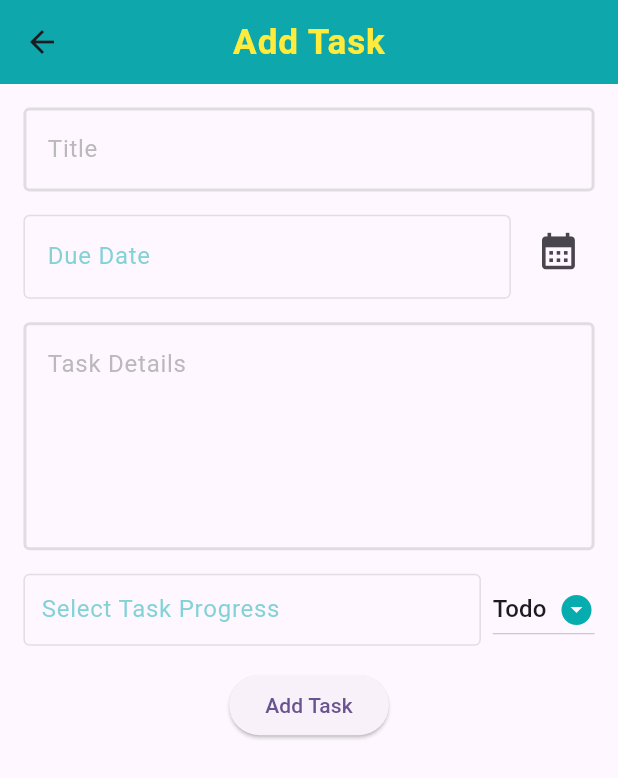
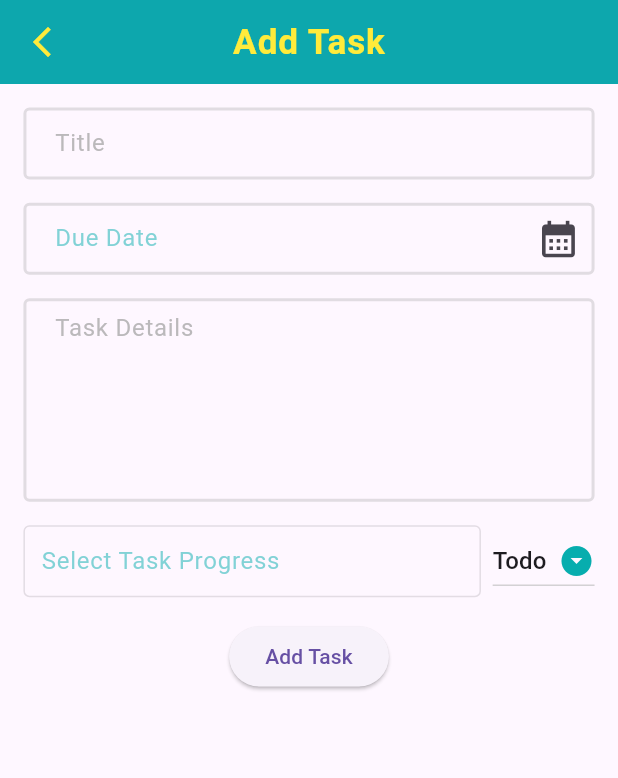
Before and after one commit to raihansikdar/todo_app, a Flutter app: the screen it shows after launch, after a tap on the "add" icon, on a phone screen of 412 x 824 dp. Shown: the top 778 px of the screen. Run offline on Flutter 3.47's test engine with Material 3 defaults, Android fonts, the phone set to English and light mode, and no system bars; our stand-ins replace fluttertoast, get, sqflite; accounts and stored records are empty.

Commit message:
change leading button add assets path

```diff
--- a/lib/application/app.dart
+++ b/lib/application/app.dart
@@ -17,12 +17,12 @@ class TodoApp extends StatelessWidget {
 
     return GetMaterialApp(
       initialBinding: StateHolderBinder(),
-      title: 'Flutter Demo',
+      title: 'Todo App',
+      debugShowCheckedModeBanner: false,
       theme: ThemeData(
-        //primarySwatch: MaterialColor(AppColors.primaryColor.value, AppColors().color),
-        colorScheme: ColorScheme.fromSeed(seedColor: Colors.deepPurple),
-        //useMaterial3: true,
+        primarySwatch: MaterialColor(AppColors.primaryColor.value, AppColors().color),
         inputDecorationTheme: InputDecorationTheme(
+          contentPadding: EdgeInsets.symmetric(vertical: 8.rh,horizontal: 16.rw),
           border: OutlineInputBorder(
             borderSide: BorderSide(color: AppColors.inputFieldBorderColor,width: 2),
           ),
--- /dev/null
+++ b/lib/utils/components/assets_path.dart
@@ -0,0 +1,4 @@
+class AssetsPath{
+  AssetsPath._();
+  static String logoPNG = 'assets/images/todo.png';
+}
--- a/lib/views/add_and_update_todo_screen.dart
+++ b/lib/views/add_and_update_todo_screen.dart
@@ -61,6 +61,11 @@ class _AddAndUpdateTodoScreenState extends State<AddAndUpdateTodoScreen> {
           fontWeight: FontWeight.w600,
         ),
         centerTitle: true,
+        leading: GestureDetector(
+            onTap: (){
+              Navigator.pop(context);
+            },
+            child: const Icon(Icons.arrow_back_ios_new,color: AppColors.secondaryColor,))
       ),
       body: Padding(
         padding: EdgeInsets.all(16.rSp),
@@ -71,7 +76,7 @@ class _AddAndUpdateTodoScreenState extends State<AddAndUpdateTodoScreen> {
               children: [
                 TextFormField(
                   controller:  _titleTEController,
-                  style: TextStyle(color: AppColors.titleTextColor),
+                  style: const TextStyle(color: AppColors.titleTextColor),
                 decoration: InputDecoration(
                     hintText: 'Title',
                     hintStyle: TextStyle(color: AppColors.inputFieldBorderColor.withOpacity(0.7))
@@ -84,19 +89,16 @@ class _AddAndUpdateTodoScreenState extends State<AddAndUpdateTodoScreen> {
                   },
                 ),
                 SizedBox(height: 16.rSp,),
-                Row(
-                  mainAxisAlignment: MainAxisAlignment.start,
-                  crossAxisAlignment: CrossAxisAlignment.start,
-                  children: [
-                    Expanded(
-                      child: TextFormField(
+                TextFormField(
                   controller: _dueDateTEController,
-                        enabled: false,
+                 // enabled: false,
                   style: const TextStyle(color: AppColors.titleTextColor),
                   decoration: InputDecoration(
                       hintText: 'Due Date',
                       hintStyle: TextStyle(color: AppColors.primaryColor.withOpacity(0.5)),
-                            //contentPadding: EdgeInsets.symmetric(vertical: 4,horizontal: 8.0)
+                      suffixIcon: GestureDetector(onTap: (){
+                        _selectDate();
+                      }, child: Icon(Icons.calendar_month,size: 30.rSp,)),
                   ),
                   validator: (String? taskProgress){
                     if(taskProgress?.isEmpty ?? true){
@@ -105,18 +107,10 @@ class _AddAndUpdateTodoScreenState extends State<AddAndUpdateTodoScreen> {
                     return null;
                   },
                 ),
-
-                    ),
-                    SizedBox(width: 8.rSp,),
-                    IconButton(onPressed: (){
-                      _selectDate();
-                    }, icon: Icon(Icons.calendar_month,size: 30.rSp,)),
-                  ],
-                ),
                 SizedBox(height: 16.rSp,),
                 TextFormField(
                   controller: _textDetailsTEController,
-                  style: TextStyle(color: AppColors.titleTextColor),
+                  style: const TextStyle(color: AppColors.titleTextColor),
                   maxLines: 5,
                   decoration: InputDecoration(
                       hintText: 'Task Details',
@@ -138,12 +132,12 @@ class _AddAndUpdateTodoScreenState extends State<AddAndUpdateTodoScreen> {
                     Expanded(
                       child: TextFormField(
                         controller: _taskTEController,
-                        style: TextStyle(color: AppColors.titleTextColor),
+                        style: const TextStyle(color: AppColors.titleTextColor),
                         enabled: false,
                         decoration:  InputDecoration(
                             hintText: 'Select Task Progress',
                             hintStyle: TextStyle(color: AppColors.primaryColor.withOpacity(0.5)),
-                          contentPadding: EdgeInsets.symmetric(vertical: 4,horizontal: 8.0)
+                          contentPadding: const EdgeInsets.symmetric(vertical: 4,horizontal: 8.0)
                         ),
                         validator: (String? taskProgress){
                           if(taskProgress?.isEmpty ?? true){
@@ -157,6 +151,7 @@ class _AddAndUpdateTodoScreenState extends State<AddAndUpdateTodoScreen> {
                     SizedBox(width: 8.rSp,),
                    _argumentKey ? DropdownButton(
                      dropdownColor: AppColors.secondaryColor,
+                     borderRadius:BorderRadius.circular(16.rSp),
                      value: dropDownValue,
                      icon: const Padding(
                        padding: EdgeInsets.only(left: 8.0),
@@ -214,7 +209,7 @@ class _AddAndUpdateTodoScreenState extends State<AddAndUpdateTodoScreen> {
                                 _textDetailsTEController.clear();
                                 _taskTEController.clear();
                                 _dueDateTEController.clear();
-                                Future.delayed(const Duration(seconds: 2)).then((value) {
+                                Future.delayed(const Duration(seconds: 1)).then((value) {
                                   Get.find<FetchTaskController>().fetchCompleteTask();
                                   Get.find<FetchTaskController>().fetchTodoTask();
                                   Navigator.pop(context);
@@ -240,7 +235,7 @@ class _AddAndUpdateTodoScreenState extends State<AddAndUpdateTodoScreen> {
                               _textDetailsTEController.clear();
                               _taskTEController.clear();
                               _dueDateTEController.clear();
-                             Future.delayed(const Duration(seconds: 2)).then((value) {
+                             Future.delayed(const Duration(seconds: 1)).then((value) {
                                Get.find<FetchTaskController>().fetchTodoTask();
                                Get.find<FetchTaskController>().fetchCompleteTask();
                                Navigator.pop(context);
--- a/lib/views/details_task_screen.dart
+++ b/lib/views/details_task_screen.dart
@@ -38,6 +38,11 @@ class _DetailsTaskScreenState extends State<DetailsTaskScreen> {
         fontWeight: FontWeight.w600,
       ),
         centerTitle: true,
+          leading: GestureDetector(
+              onTap: (){
+                Navigator.pop(context);
+              },
+              child: const Icon(Icons.arrow_back_ios_new,color: AppColors.secondaryColor,))
       ),
       body:Padding(
         padding:  EdgeInsets.all(16.rSp),
--- a/lib/views/splash_screen.dart
+++ b/lib/views/splash_screen.dart
@@ -1,5 +1,6 @@
 import 'package:flutter/material.dart';
 import 'package:get/get.dart';
+import 'package:todo_app/utils/components/assets_path.dart';
 import 'package:todo_app/views/home_page.dart';
 
 class SplashScreen extends StatefulWidget {
@@ -13,14 +14,14 @@ class _SplashScreenState extends State<SplashScreen> {
 
   @override
   void initState() {
-    Future.delayed(Duration(seconds: 3)).then((value) => Get.to(()=>HomePage()));
+    Future.delayed(const Duration(seconds: 3)).then((value) => Get.offAll(()=>const HomePage()));
     super.initState();
   }
 
   @override
   Widget build(BuildContext context) {
     return Scaffold(
-      body: Center(child: Image.asset('assets/images/todo.png',fit: BoxFit.cover,)),
+      body: Center(child: Image.asset(AssetsPath.logoPNG,fit: BoxFit.cover,)),
     );
   }
 }
```
Lines whose indentation alone changed are shown as unchanged.
